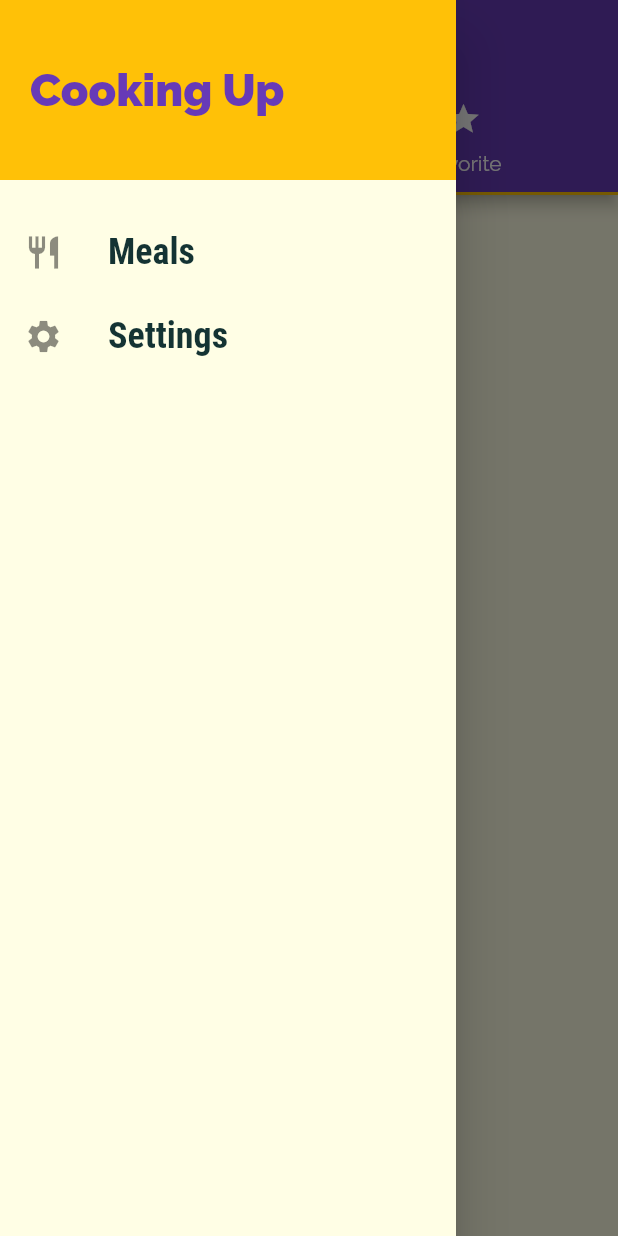
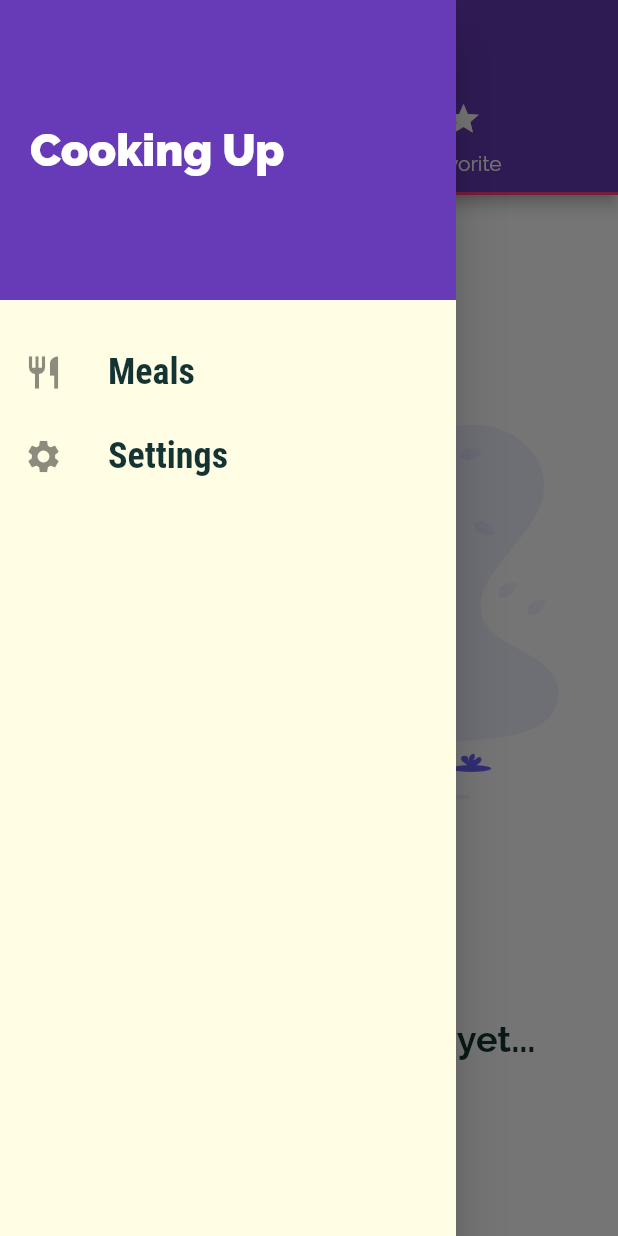
Before and after one commit to lucastssb/deliMeals-app, a Flutter app: the screen it shows after launch, tab 2 chosen, with the side drawer open, on a phone screen of 412 x 824 dp. Run offline on Flutter 3.47's test engine with Material 2 defaults, Android fonts, the phone set to English and light mode, and no system bars.

Commit message:
favorite screen done

```diff
--- a/lib/dummy_data.dart
+++ b/lib/dummy_data.dart
@@ -1,7 +1,7 @@
 import 'package:flutter/material.dart';
 
-import 'models/category.dart';
-import 'models/meal.dart';
+import 'package:deliMeals/models/category.dart';
+import 'package:deliMeals/models/meal.dart';
 
 const DUMMY_CATEGORIES = const [
   Category(
--- a/lib/main.dart
+++ b/lib/main.dart
@@ -24,6 +24,7 @@ class _MyAppState extends State<MyApp> {
   };
 
   List<Meal> _availableMeals = DUMMY_MEALS;
+  List<Meal> _favoriteMeals = [];
 
   void _setFilters(Map<String, bool> filterData) {
     setState(() {
@@ -40,13 +41,35 @@ class _MyAppState extends State<MyApp> {
     });
   }
 
+  void _toogleFavorite(String meailId) {
+    final existingIndex =
+        _favoriteMeals.indexWhere((meal) => meal.id == meailId);
+    if (existingIndex >= 0) {
+      setState(() {
+        _favoriteMeals.removeAt(existingIndex);
+      });
+    } else {
+      setState(() {
+        _favoriteMeals.add(
+          DUMMY_MEALS.firstWhere((meal) => meal.id == meailId),
+        );
+      });
+    }
+  }
+
+  bool _isMealFavorite(String id) {
+    return _favoriteMeals.any((meal) => meal.id == id);
+  }
+
   @override
   Widget build(BuildContext context) {
     return MaterialApp(
+      debugShowCheckedModeBanner: false,
       title: 'DeliMeals',
       theme: ThemeData(
+        backgroundColor: Colors.white,
         primarySwatch: Colors.deepPurple,
-        accentColor: Colors.amber,
+        accentColor: Colors.pinkAccent,
         canvasColor: Color.fromRGBO(255, 254, 229, 1),
         fontFamily: 'Raleway',
         textTheme: ThemeData.light().textTheme.copyWith(
@@ -62,9 +85,10 @@ class _MyAppState extends State<MyApp> {
             )),
       ),
       routes: {
-        '/': (ctx) => TabsScreen(),
+        '/': (ctx) => TabsScreen(_favoriteMeals),
         '/category-meals': (ctx) => CategoryMealsScreen(_availableMeals),
-        '/meal-details': (ctx) => MealDetailScreen(),
+        '/meal-details': (ctx) =>
+            MealDetailScreen(_toogleFavorite, _isMealFavorite),
         '/filters': (ctx) => FiltersScreen(_setFilters, _filters),
       },
     );
--- a/lib/screens/categories_screen.dart
+++ b/lib/screens/categories_screen.dart
@@ -1,7 +1,7 @@
 import 'package:flutter/material.dart';
 
-import '../dummy_data.dart';
-import '../widgets/category_item.dart';
+import 'package:deliMeals/dummy_data.dart';
+import 'package:deliMeals/widgets/category_item.dart';
 
 class CategoriesScreen extends StatelessWidget {
   @override
--- a/lib/screens/category_meals_screen.dart
+++ b/lib/screens/category_meals_screen.dart
@@ -18,6 +18,7 @@ class CategoryMealsScreen extends StatelessWidget {
         .where((meal) => meal.categories.contains(categoryId))
         .toList();
     return Scaffold(
+      backgroundColor: Theme.of(context).backgroundColor,
       appBar: AppBar(
         title: Text(categoryTitle),
       ),
--- a/lib/screens/favorites_screen.dart
+++ b/lib/screens/favorites_screen.dart
@@ -1,10 +1,43 @@
 import 'package:flutter/material.dart';
 
+import 'package:deliMeals/widgets/meal_item.dart';
+
+import 'package:deliMeals/models/meal.dart';
+
 class FavoritesScreen extends StatelessWidget {
+  final List<Meal> favoriteMeals;
+
+  FavoritesScreen(this.favoriteMeals);
+
   @override
   Widget build(BuildContext context) {
-    return Center(
-      child: Text('Favorites'),
-    );
+    return favoriteMeals.isEmpty
+        ? Center(
+            child: Column(
+              mainAxisAlignment: MainAxisAlignment.spaceEvenly,
+              children: [
+                Image.asset('assets/images/empty.png'),
+                Text(
+                  'You have no favorites yet...',
+                  style: TextStyle(
+                    fontWeight: FontWeight.bold,
+                    fontSize: 24,
+                  ),
+                ),
+              ],
+            ),
+          )
+        : ListView.builder(
+            itemBuilder: (ctx, index) {
+              return MealItem(
+                  id: favoriteMeals[index].id,
+                  title: favoriteMeals[index].title,
+                  imageUrl: favoriteMeals[index].imageUrl,
+                  duration: favoriteMeals[index].duration,
+                  complexity: favoriteMeals[index].complexity,
+                  affordability: favoriteMeals[index].affordability);
+            },
+            itemCount: favoriteMeals.length,
+          );
   }
 }
--- a/lib/screens/tabs_screen.dart
+++ b/lib/screens/tabs_screen.dart
@@ -1,10 +1,16 @@
 import 'package:flutter/material.dart';
 
-import '../screens/categories_screen.dart';
-import '../screens/favorites_screen.dart';
-import '../widgets/main_drawer.dart';
+import 'package:deliMeals/screens/categories_screen.dart';
+import 'package:deliMeals/screens/favorites_screen.dart';
+import 'package:deliMeals/widgets/main_drawer.dart';
+
+import 'package:deliMeals/models/meal.dart';
 
 class TabsScreen extends StatefulWidget {
+  final List<Meal> favoriteMeals;
+
+  TabsScreen(this.favoriteMeals);
+
   @override
   _TabsScreenState createState() => _TabsScreenState();
 }
@@ -15,6 +21,7 @@ class _TabsScreenState extends State<TabsScreen> {
     return DefaultTabController(
       length: 2,
       child: Scaffold(
+        backgroundColor: Theme.of(context).backgroundColor,
         drawer: MainDrawer(),
         appBar: AppBar(
           title: Text('Meals'),
@@ -34,7 +41,7 @@ class _TabsScreenState extends State<TabsScreen> {
         body: TabBarView(
           children: [
             CategoriesScreen(),
-            FavoritesScreen(),
+            FavoritesScreen(widget.favoriteMeals),
           ],
         ),
       ),
--- a/lib/widgets/category_item.dart
+++ b/lib/widgets/category_item.dart
@@ -1,4 +1,10 @@
 import 'package:flutter/material.dart';
+
+class CategoryItemData {
+  String title;
+  String id;
+  Color color;
+}
 
 class CategoryItem extends StatelessWidget {
   final String id;
--- a/lib/widgets/main_drawer.dart
+++ b/lib/widgets/main_drawer.dart
@@ -25,17 +25,17 @@ class MainDrawer extends StatelessWidget {
       child: Column(
         children: [
           Container(
-            height: 120,
+            height: 200,
             width: double.infinity,
             padding: EdgeInsets.all(20),
             alignment: Alignment.centerLeft,
-            color: Theme.of(context).accentColor,
+            color: Theme.of(context).primaryColor,
             child: Text(
               'Cooking Up',
               style: TextStyle(
                 fontWeight: FontWeight.w900,
                 fontSize: 30,
-                color: Theme.of(context).primaryColor,
+                color: Colors.white,
               ),
             ),
           ),
--- a/lib/widgets/meal_item.dart
+++ b/lib/widgets/meal_item.dart
@@ -1,5 +1,6 @@
-import '../models/meal.dart';
 import 'package:flutter/material.dart';
+
+import 'package:deliMeals/models/meal.dart';
 
 class MealItem extends StatelessWidget {
   final String id;
--- a/pubspec.yaml
+++ b/pubspec.yaml
@@ -45,9 +45,9 @@ flutter:
   uses-material-design: true
 
   # To add assets to your application, add an assets section, like this:
-  # assets:
-  #   - images/a_dot_burr.jpeg
-  #   - images/a_dot_ham.jpeg
+  assets:
+    - assets/images/empty.png
+
 
   # An image asset can refer to one or more resolution-specific "variants", see
   # https://flutter.dev/assets-and-images/#resolution-aware.
```
Also changed, not shown: lib/screens/filters_sreen.dart (+25 -16 lines), lib/screens/meal_details_screen.dart (+17 -3 lines), .github/screen1.jpg (added), .github/screen2.jpg (added), .github/screen3.jpg (added), assets/images/empty.png (added), 1 other file.
